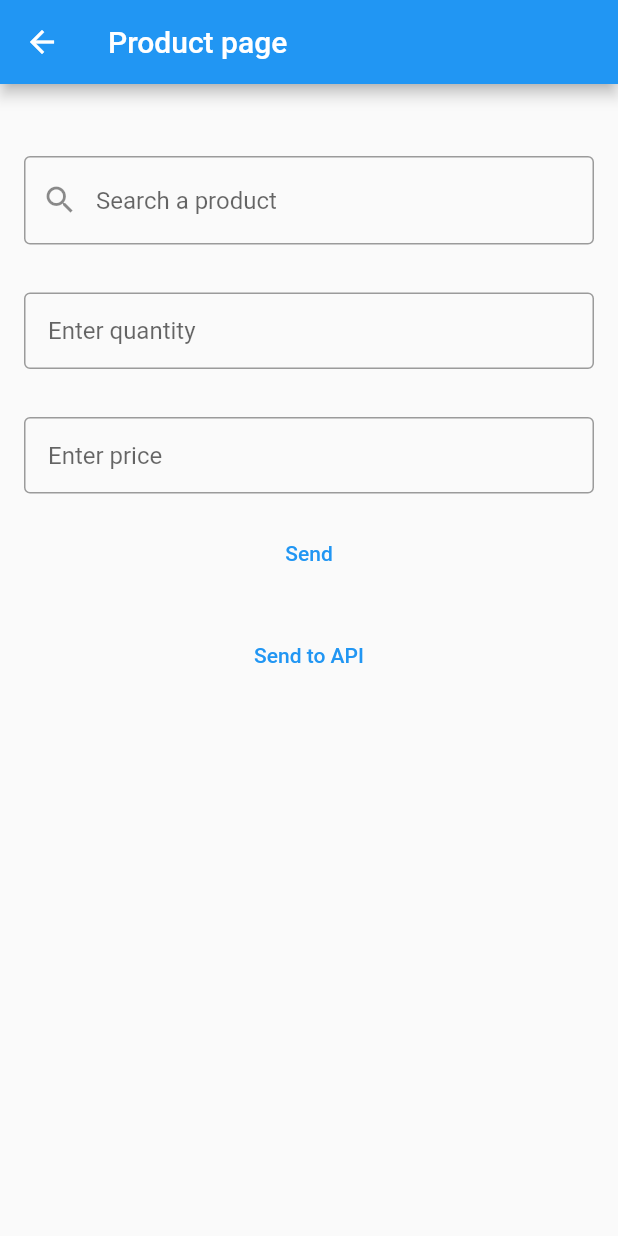
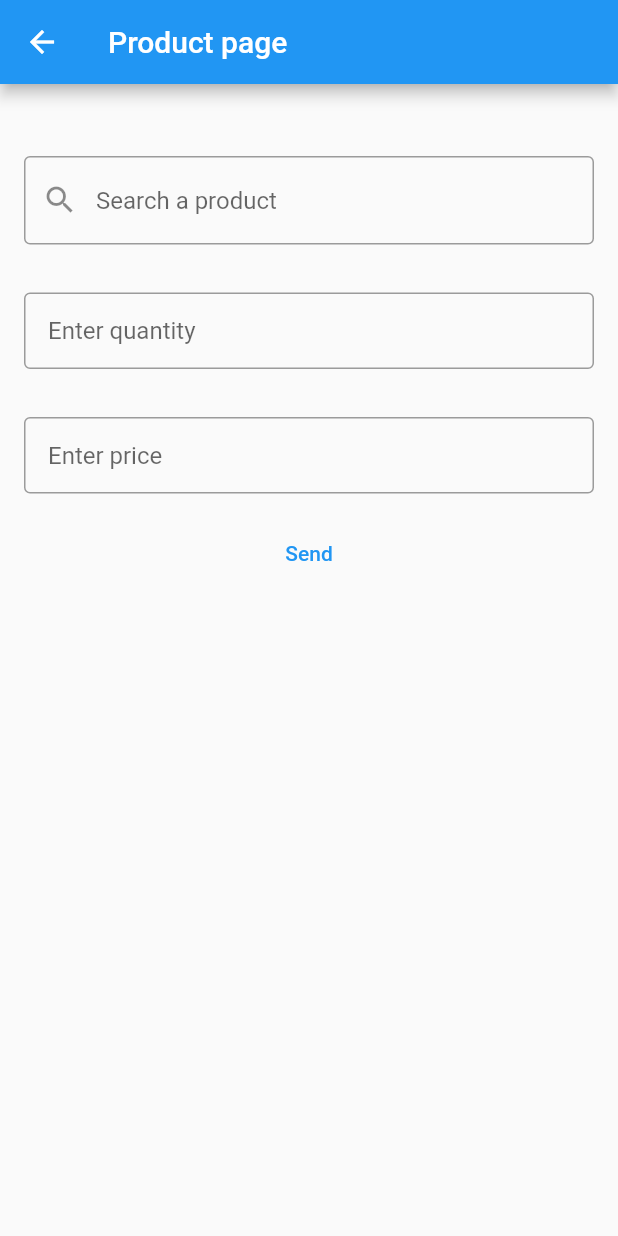
Before and after one commit to Alfraganus/flutterLearn, a Flutter app: the ProductForm screen opened directly, on a phone screen of 412 x 824 dp. Run offline on Flutter 3.47's test engine with Material 2 defaults, Android fonts, the phone set to English and light mode, and no system bars; drawn by our look-alikes of flutter_typeahead; our stand-ins replace faker, file, shared_preferences; missing offline and left inert: dart:html; accounts and stored records are empty; network calls fail; statements that could not run were skipped.

```diff
--- a/lib/pages/sale_form.dart
+++ b/lib/pages/sale_form.dart
@@ -196,7 +196,7 @@ class _ProductFormState extends State<ProductForm> {
               ),
             ) ,
           ),
-          TextButton(
+          newproducts.length>0? TextButton(
             onPressed: () {
               sendProducts();
               emptyDatas();
@@ -206,7 +206,7 @@ class _ProductFormState extends State<ProductForm> {
               );
             },
             child: Text('Send to API'),
-          ),
+          ) :Text('')
         ],
       ),
 
```
